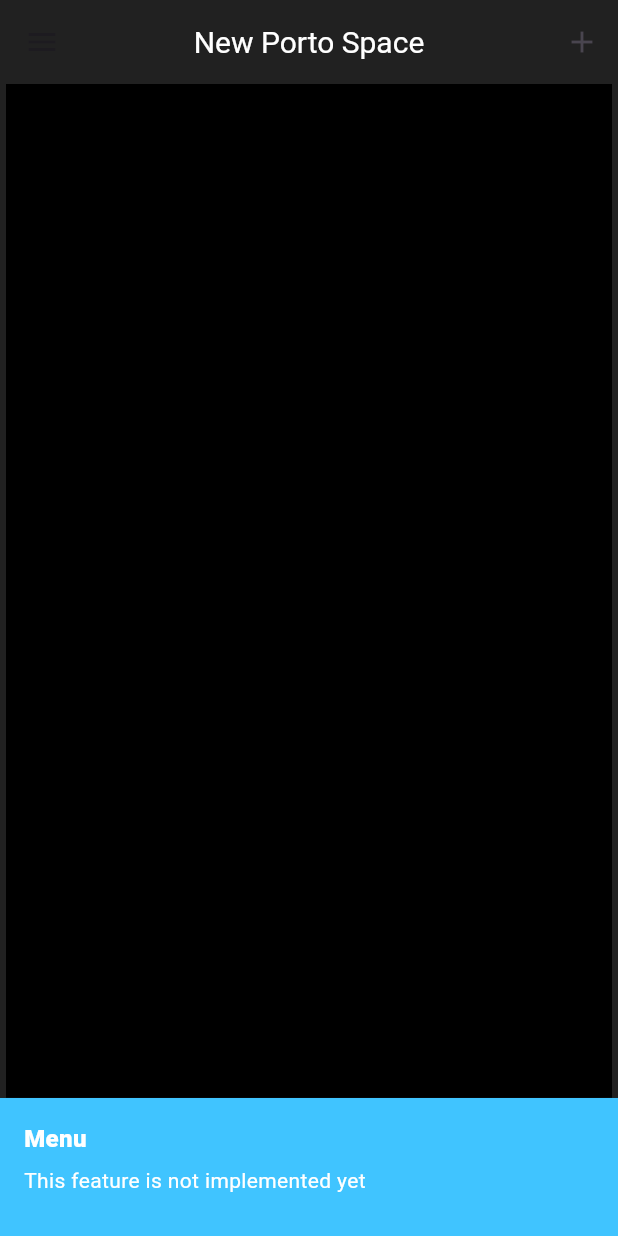
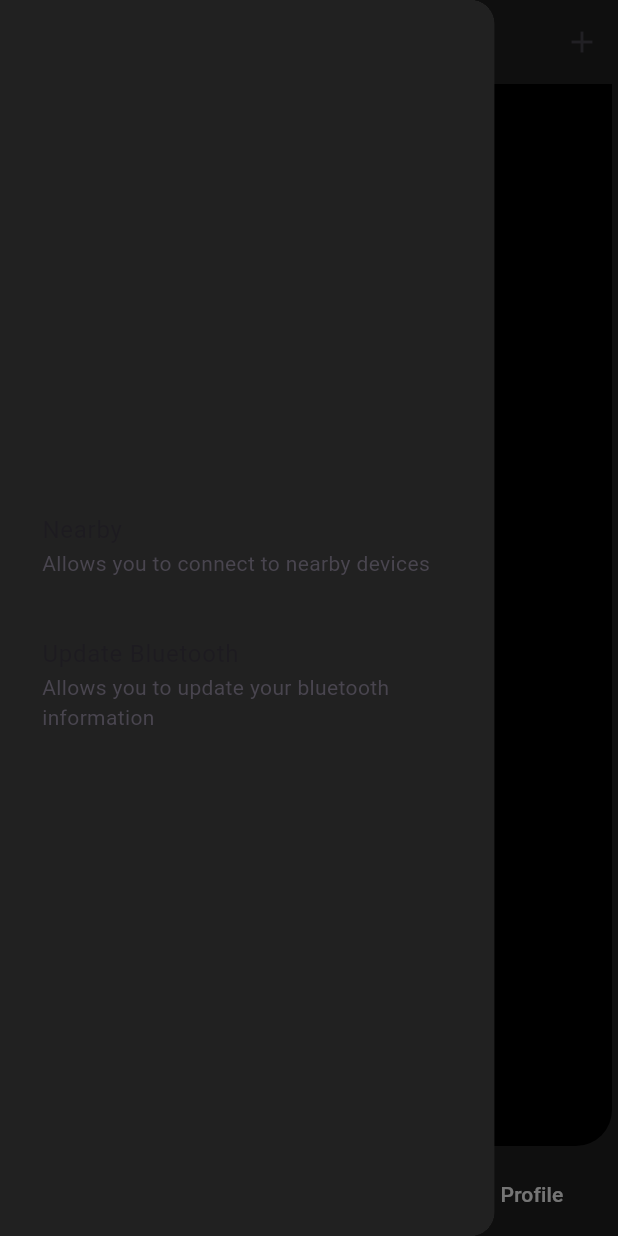
Before and after one commit to elmermj/new_porto_space, a Flutter app: the MobileHomeView screen opened directly, scrolled down 180 dp, after a tap on the "menu" icon, on a phone screen of 412 x 824 dp. Run offline on Flutter 3.47's test engine with Material 3 defaults, Android fonts, the light colour scheme and no system bars; drawn by our look-alikes of auto_size_text; our stand-ins replace cloud_firestore, firebase_auth, firebase_core, firebase_messaging, flutter_blue_plus, get and 5 more; accounts and stored records are empty.

Commit message:
Minor improvement for Nearby UI

```diff
--- a/lib/platforms/mobile_porto_space_app.dart
+++ b/lib/platforms/mobile_porto_space_app.dart
@@ -1,6 +1,6 @@
 import 'package:flutter/material.dart';
 import 'package:get/get.dart';
-import 'package:new_porto_space/platforms/mobile_views/home/mobile_home_screen.dart';
+import 'package:new_porto_space/platforms/mobile_views/home/mobile_home_view.dart';
 import 'package:new_porto_space/platforms/mobile_views/welcome/mobile_welcome_view.dart';
 
 import 'mobile_views/entry/mobile_entry_view.dart';
--- a/lib/platforms/mobile_views/home/mobile_home_view.dart
+++ b/lib/platforms/mobile_views/home/mobile_home_view.dart
@@ -27,6 +27,7 @@ class MobileHomeView extends GetView<MobileHomeViewController> {
       child: Scaffold(
         backgroundColor: kDefaultIconDarkColor,
         drawer: Drawer(
+          width: Get.width*0.8,
           backgroundColor: Colors.grey[900],
           child: Container(
             color: Colors.grey[900],
@@ -41,7 +42,14 @@ class MobileHomeView extends GetView<MobileHomeViewController> {
                     title: Text('Nearby'),
                     subtitle: Text('Allows you to connect to nearby devices'),
                   )
-                )
+                ),
+                TextButton(
+                  onPressed: ()=>controller.uploadMyBluetoothInformationToFirestore(),
+                  child: const ListTile(
+                    title: Text('Update Bluetooth'),
+                    subtitle: Text('Allows you to update your bluetooth information'),
+                  )
+                ),
               ],
             ),
           ),
@@ -83,11 +91,10 @@ class MobileHomeView extends GetView<MobileHomeViewController> {
                   leading: IconButton(
                     icon: const Icon(Icons.menu),
                     onPressed: () {
-                      showSnackBar(
-                        title: 'Menu',
-                        message: 'This feature is not implemented yet',
-                        duration: const Duration(seconds: 5),
-                      );
+                      //open the drawer
+                      Scaffold.of(context).isDrawerOpen?
+                      Scaffold.of(context).closeDrawer():
+                      Scaffold.of(context).openDrawer();
                     },
                   ),
                   title: controller.isSearchFieldActive.value?
--- a/pubspec.yaml
+++ b/pubspec.yaml
@@ -53,6 +53,7 @@ dependencies:
   rive: ^0.11.2
   contacts_service: ^0.6.3
   permission_handler: ^11.3.0
+  flutter_blue_plus: ^1.31.17
 
 dev_dependencies:
   flutter_test:
```
Also changed, not shown: lib/main.dart (+3 -17 lines), lib/platforms/mobile_views/home/mobile_home_view_controller.dart (+8 -0 lines), lib/platforms/mobile_views/nearby/mobile_nearby_view.dart (+9 -6 lines), lib/platforms/mobile_views/nearby/mobile_nearby_view_controller.dart (+16 -1 lines), pubspec.lock, 3 other files.
